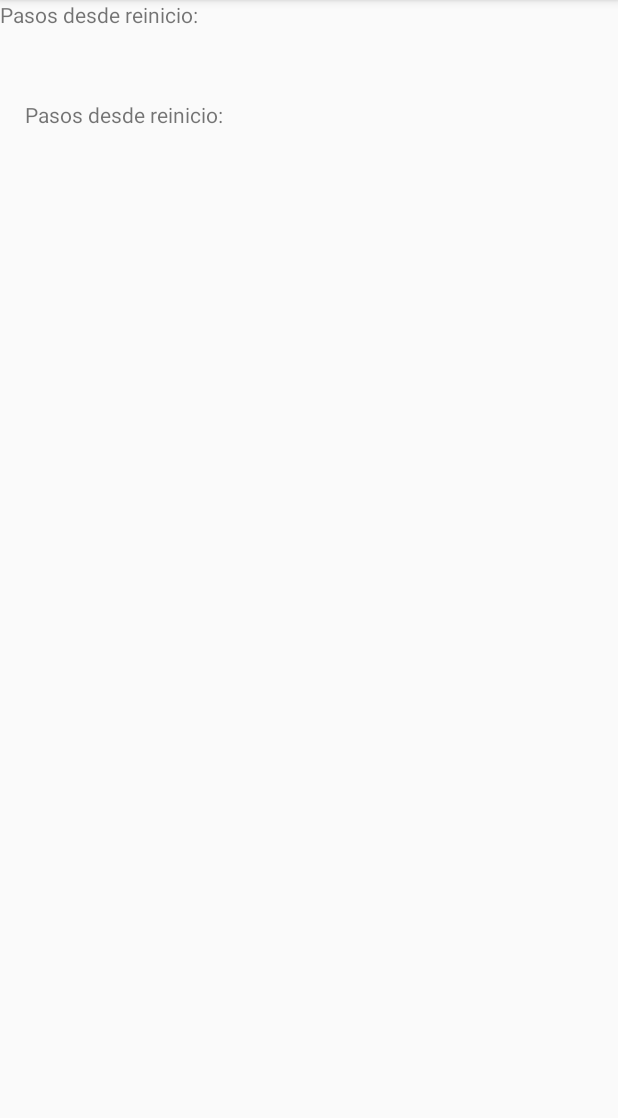
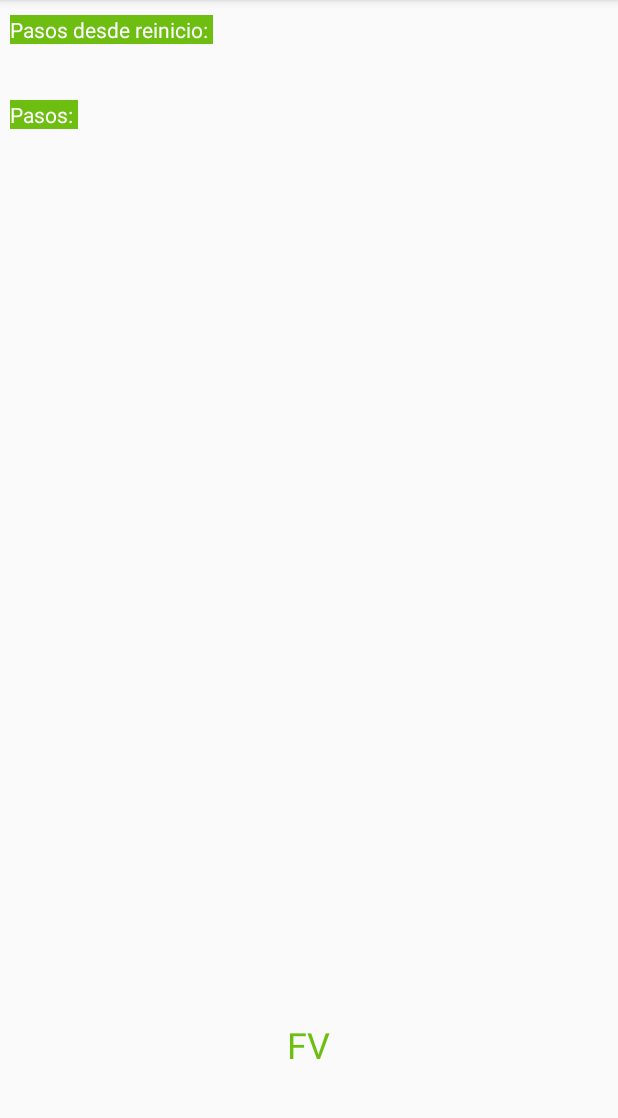
Before and after one commit to brianbayarri/FitVending_Desarrollo, an Android app: the ContPasosActivity screen opened directly, with no data from a screen before it, on a phone screen of 412 x 824 dp, the part 84-1202 px from its top. Run offline under Robolectric (Android 15) with nearby library versions, the phone set to English and light mode, and no system bars.

Commit message:
Se agrega estilo a la pantalla ContPasos

```diff
--- a/Android/trunk/app/src/main/res/layout/activity_contpasos.xml
+++ b/Android/trunk/app/src/main/res/layout/activity_contpasos.xml
@@ -10,6 +10,10 @@
         android:layout_width="wrap_content"
         android:layout_height="wrap_content"
         android:text="Pasos desde reinicio: "
+        android:layout_marginStart="10px"
+        android:layout_marginTop="15px"
+        android:background="#6DBE11"
+        android:textColor="#FFFFFF"
 
         />
 
@@ -17,10 +21,24 @@
         android:id="@+id/count"
         android:layout_width="wrap_content"
         android:layout_height="wrap_content"
-        android:text="Pasos desde reinicio: "
-        android:paddingStart="25px"
-        android:paddingVertical="100px"
+        android:text="Pasos: "
+        android:layout_marginStart="10px"
+        android:layout_marginTop="100px"
+        android:background="#6DBE11"
+        android:textColor="#FFFFFF"
 
         />
 
+
+    <TextView
+        android:id="@+id/lbl_pieFV"
+        android:layout_width="wrap_content"
+        android:layout_height="wrap_content"
+        android:text="FV"
+        android:textColor="#6DBE11"
+        android:textSize="24sp"
+        android:gravity="center"
+        android:layout_centerHorizontal="true"
+        android:layout_marginTop="680dp" />
+
 </RelativeLayout>
```
